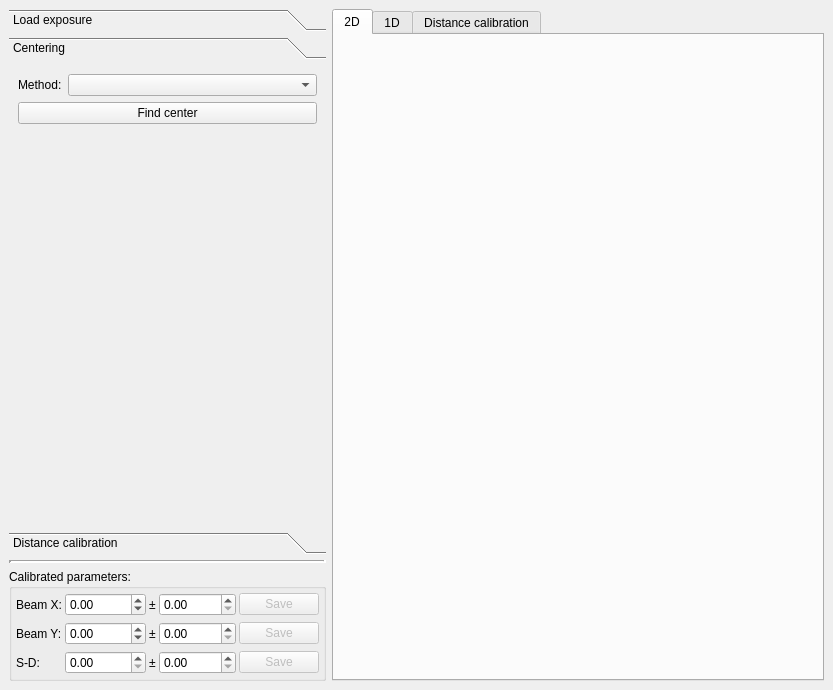
Old version of the form cct/qtgui/setup/calibration/calibration.ui in the repository awacha/cct.
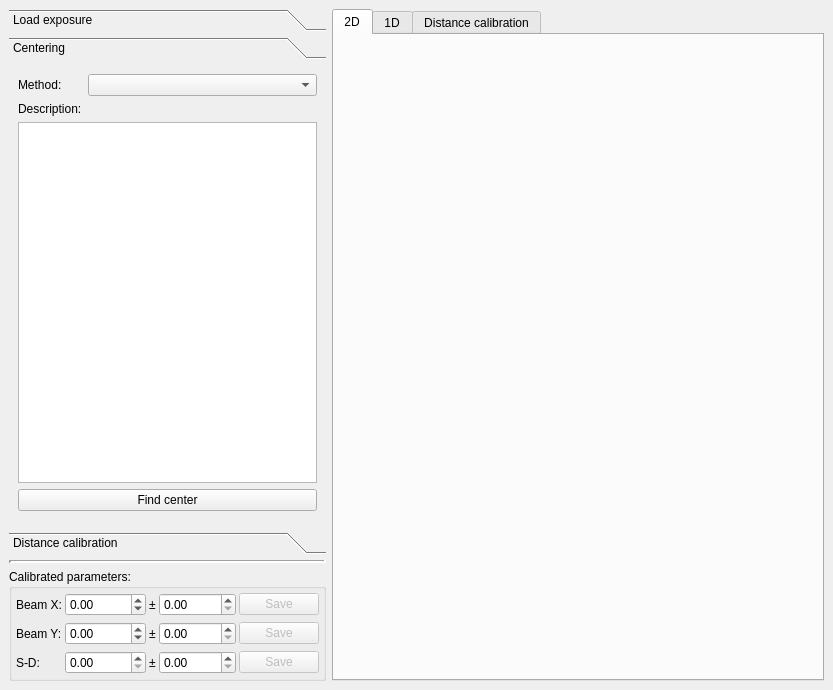
New version of the form. The open tabs and pages were chosen to show the change. Icons and pictures are not drawn.

Commit message: New algorithms for center finding

What changed in the file:
```diff
--- a/cct/qtgui/setup/calibration/calibration.ui
+++ b/cct/qtgui/setup/calibration/calibration.ui
@@ -93,8 +93,8 @@
            <rect>
             <x>0</x>
             <y>0</y>
-            <width>365</width>
-            <height>440</height>
+            <width>380</width>
+            <height>490</height>
            </rect>
           </property>
           <property name="sizePolicy">
@@ -130,7 +130,24 @@
              </property>
             </widget>
            </item>
-           <item row="1" column="0" colspan="2">
+           <item row="2" column="0">
+            <widget class="QLabel" name="label_10">
+             <property name="text">
+              <string>Description:</string>
+             </property>
+            </widget>
+           </item>
+           <item row="3" column="0" colspan="2">
+            <widget class="QTextBrowser" name="centeringDescriptionTextBrowser">
+             <property name="sizePolicy">
+              <sizepolicy hsizetype="Expanding" vsizetype="Expanding">
+               <horstretch>0</horstretch>
+               <verstretch>1</verstretch>
+              </sizepolicy>
+             </property>
+            </widget>
+           </item>
+           <item row="5" column="0" colspan="2">
             <widget class="QPushButton" name="centeringPushButton">
              <property name="sizePolicy">
               <sizepolicy hsizetype="Preferred" vsizetype="Fixed">
@@ -147,6 +164,19 @@
              </property>
             </widget>
            </item>
+           <item row="6" column="0" colspan="2">
+            <spacer name="verticalSpacer">
+             <property name="orientation">
+              <enum>Qt::Vertical</enum>
+             </property>
+             <property name="sizeHint" stdset="0">
+              <size>
+               <width>20</width>
+               <height>0</height>
+              </size>
+             </property>
+            </spacer>
+           </item>
           </layout>
          </widget>
          <widget class="QWidget" name="distancePage">
```
Left out of the diff: 8 changed lines with no effect on the pictures. The commit also changes 2 other files.
